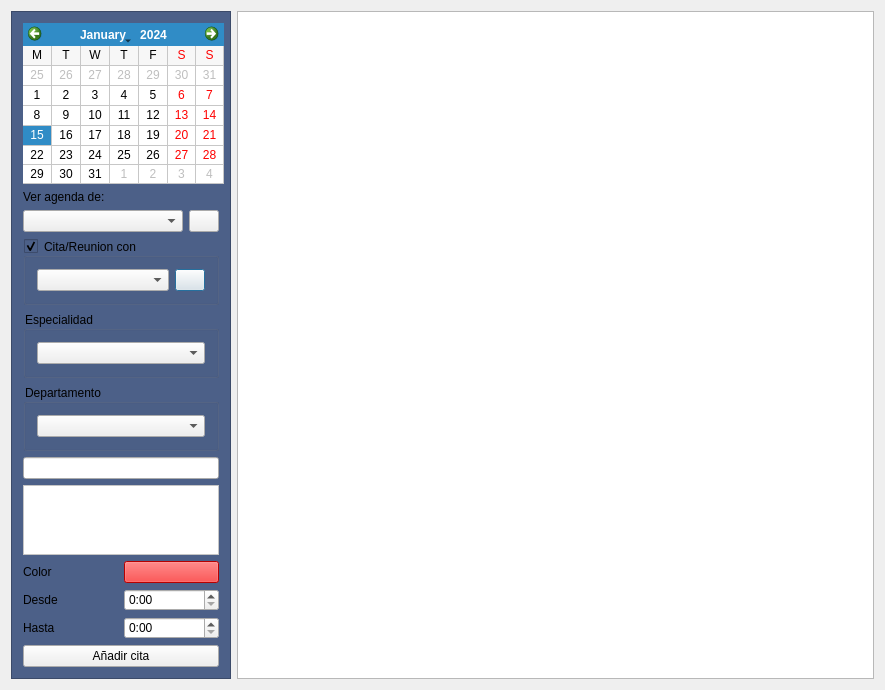
Above: Agenda/agendaform.ui from arcnexus/RedFoX before the change. Below: the same form after it.
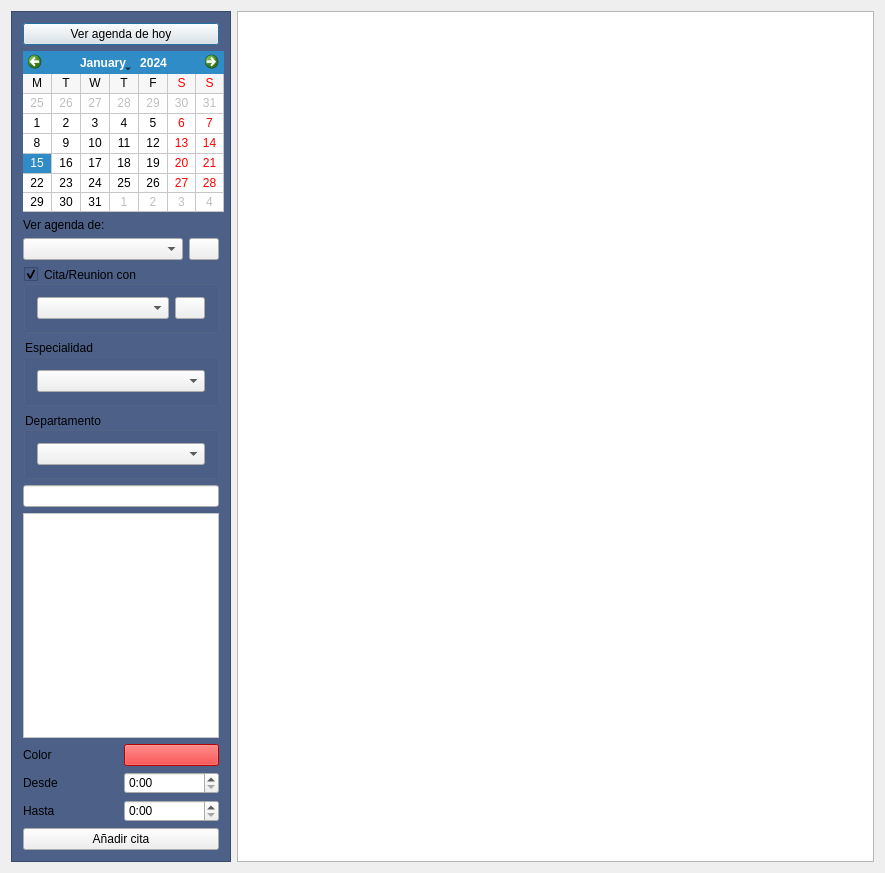
That is the form after the change. Icons and pictures are not drawn.

What changed in the file:
```diff
--- a/Agenda/agendaform.ui
+++ b/Agenda/agendaform.ui
@@ -7,7 +7,7 @@
     <x>0</x>
     <y>0</y>
     <width>885</width>
-    <height>663</height>
+    <height>873</height>
    </rect>
   </property>
   <property name="windowTitle">
@@ -35,74 +35,15 @@
      <property name="frameShadow">
       <enum>QFrame::Raised</enum>
      </property>
-     <layout class="QGridLayout" name="gridLayout">
-      <item row="4" column="0">
-       <widget class="QGroupBox" name="especialidad_group">
-        <property name="title">
-         <string>Especialidad</string>
-        </property>
-        <layout class="QHBoxLayout" name="horizontalLayout_7">
-         <item>
-          <widget class="QComboBox" name="combo_espec"/>
-         </item>
-        </layout>
-       </widget>
-      </item>
-      <item row="5" column="0">
-       <widget class="QGroupBox" name="departamento_group">
-        <property name="title">
-         <string>Departamento</string>
-        </property>
-        <layout class="QHBoxLayout" name="horizontalLayout_8">
-         <item>
-          <widget class="QComboBox" name="combo_dto"/>
-         </item>
-        </layout>
-       </widget>
-      </item>
-      <item row="3" column="0">
-       <widget class="QGroupBox" name="reunion_group">
-        <property name="styleSheet">
-         <string notr="true"/>
-        </property>
-        <property name="title">
-         <string>Cita/Reunion con</string>
-        </property>
-        <property name="checkable">
-         <bool>true</bool>
-        </property>
-        <layout class="QHBoxLayout" name="horizontalLayout_6">
-         <item>
-          <widget class="QComboBox" name="combo_cliente"/>
-         </item>
-         <item>
-          <widget class="QPushButton" name="pushButton_3">
-           <property name="maximumSize">
-            <size>
-             <width>30</width>
-             <height>16777215</height>
-            </size>
-           </property>
-           <property name="text">
-            <string/>
-           </property>
-           <property name="icon">
-            <iconset resource="../terra.qrc">
-             <normaloff>:/Icons/PNG/search.png</normaloff>:/Icons/PNG/search.png</iconset>
-           </property>
-          </widget>
-         </item>
-        </layout>
-       </widget>
-      </item>
-      <item row="1" column="0">
-       <widget class="QLabel" name="label_4">
+     <layout class="QVBoxLayout" name="verticalLayout">
+      <item>
+       <widget class="QPushButton" name="btn_hoy">
         <property name="text">
-         <string>Ver agenda de:</string>
+         <string>Ver agenda de hoy</string>
         </property>
        </widget>
       </item>
-      <item row="0" column="0">
+      <item>
        <widget class="QCalendarWidget" name="calendarWidget">
         <property name="sizePolicy">
          <sizepolicy hsizetype="Fixed" vsizetype="Fixed">
@@ -139,7 +80,14 @@
         </property>
        </widget>
       </item>
-      <item row="2" column="0">
+      <item>
+       <widget class="QLabel" name="label_4">
+        <property name="text">
+         <string>Ver agenda de:</string>
+        </property>
+       </widget>
+      </item>
+      <item>
        <layout class="QHBoxLayout" name="horizontalLayout_5">
         <item>
          <widget class="QComboBox" name="combo_user"/>
@@ -163,7 +111,69 @@
         </item>
        </layout>
       </item>
-      <item row="7" column="0">
+      <item>
+       <widget class="QGroupBox" name="reunion_group">
+        <property name="styleSheet">
+         <string notr="true"/>
+        </property>
+        <property name="title">
+         <string>Cita/Reunion con</string>
+        </property>
+        <property name="checkable">
+         <bool>true</bool>
+        </property>
+        <layout class="QHBoxLayout" name="horizontalLayout_6">
+         <item>
+          <widget class="QComboBox" name="combo_cliente"/>
+         </item>
+         <item>
+          <widget class="QPushButton" name="pushButton_3">
+           <property name="maximumSize">
+            <size>
+             <width>30</width>
+             <height>16777215</height>
+            </size>
+           </property>
+           <property name="text">
+            <string/>
+           </property>
+           <property name="icon">
+            <iconset resource="../terra.qrc">
+             <normaloff>:/Icons/PNG/search.png</normaloff>:/Icons/PNG/search.png</iconset>
+           </property>
+          </widget>
+         </item>
+        </layout>
+       </widget>
+      </item>
+      <item>
+       <widget class="QGroupBox" name="especialidad_group">
+        <property name="title">
+         <string>Especialidad</string>
+        </property>
+        <layout class="QHBoxLayout" name="horizontalLayout_7">
+         <item>
+          <widget class="QComboBox" name="combo_espec"/>
+         </item>
+        </layout>
+       </widget>
+      </item>
+      <item>
+       <widget class="QGroupBox" name="departamento_group">
+        <property name="title">
+         <string>Departamento</string>
+        </property>
+        <layout class="QHBoxLayout" name="horizontalLayout_8">
+         <item>
+          <widget class="QComboBox" name="combo_dto"/>
+         </item>
+        </layout>
+       </widget>
+      </item>
+      <item>
+       <widget class="QLineEdit" name="txt_tituloEvento"/>
+      </item>
+      <item>
        <widget class="QPlainTextEdit" name="txt_asunto">
         <property name="maximumSize">
          <size>
@@ -176,7 +186,7 @@
         </property>
        </widget>
       </item>
-      <item row="8" column="0">
+      <item>
        <layout class="QHBoxLayout" name="horizontalLayout_3">
         <item>
          <widget class="QLabel" name="label_3">
@@ -200,7 +210,7 @@
         </item>
        </layout>
       </item>
-      <item row="9" column="0">
+      <item>
        <layout class="QHBoxLayout" name="horizontalLayout">
         <item>
          <widget class="QLabel" name="label">
@@ -224,7 +234,7 @@
         </item>
        </layout>
       </item>
-      <item row="10" column="0">
+      <item>
        <layout class="QHBoxLayout" name="horizontalLayout_2">
         <item>
          <widget class="QLabel" name="label_2">
@@ -242,7 +252,7 @@
         </item>
        </layout>
       </item>
-      <item row="11" column="0">
+      <item>
        <widget class="QPushButton" name="pushButton">
         <property name="text">
          <string>Añadir cita</string>
@@ -253,9 +263,6 @@
         </property>
        </widget>
       </item>
-      <item row="6" column="0">
-       <widget class="QLineEdit" name="txt_tituloEvento"/>
-      </item>
      </layout>
      <zorder>calendarWidget</zorder>
      <zorder>txt_asunto</zorder>
```
Left out of the diff: 1 changed line with no effect on the pictures.
